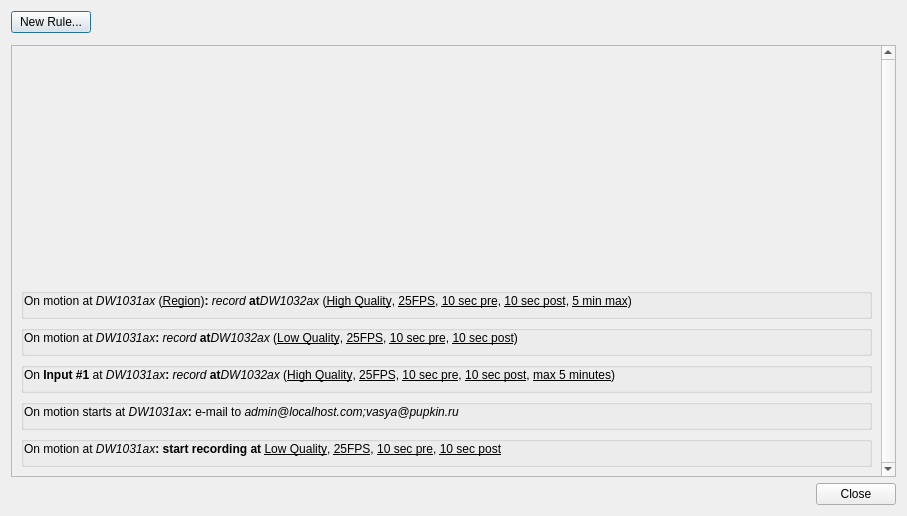
Qt form client/src/ui/dialogs/business_rules_dialog.ui (networkoptix/nx_open) before a commit.
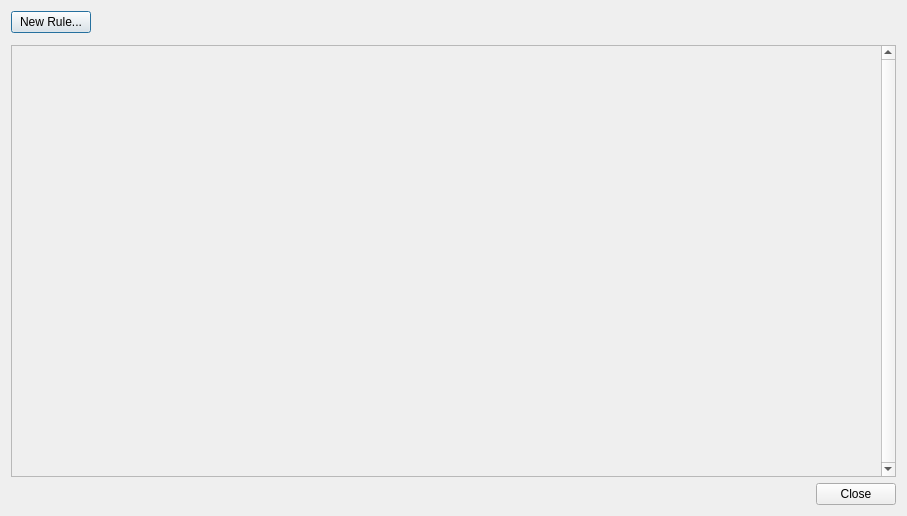
The same form after that commit. Icons and pictures are not drawn. Custom widgets are drawn as their Qt base class.

The edit to the form file:
```diff
--- a/client/src/ui/dialogs/business_rules_dialog.ui
+++ b/client/src/ui/dialogs/business_rules_dialog.ui
@@ -68,134 +68,6 @@
          </property>
         </spacer>
        </item>
-       <item>
-        <widget class="QGroupBox" name="creditsGroupBox_10">
-         <property name="flat">
-          <bool>true</bool>
-         </property>
-         <layout class="QHBoxLayout" name="horizontalLayout">
-          <property name="spacing">
-           <number>0</number>
-          </property>
-          <property name="margin">
-           <number>0</number>
-          </property>
-          <item>
-           <widget class="QLabel" name="creditsLabel_10">
-            <property name="text">
-             <string>&lt;html&gt;&lt;head/&gt;&lt;body&gt;&lt;p&gt;On motion at &lt;img src=&quot;:/skin/tree/camera.png&quot; width=&quot;16&quot; height=&quot;16&quot;/&gt;&lt;span style=&quot; font-style:italic;&quot;&gt;DW1031ax&lt;/span&gt; (&lt;span style=&quot; text-decoration: underline;&quot;&gt;Region&lt;/span&gt;)&lt;span style=&quot; font-weight:600;&quot;&gt;: &lt;/span&gt;&lt;span style=&quot; font-style:italic;&quot;&gt;record &lt;/span&gt;&lt;span style=&quot; font-weight:600;&quot;&gt;at&lt;/span&gt;&lt;img src=&quot;:/skin/tree/camera.png&quot; width=&quot;16&quot; height=&quot;16&quot;/&gt;&lt;span style=&quot; font-style:italic;&quot;&gt;DW1032ax&lt;/span&gt; (&lt;span style=&quot; text-decoration: underline;&quot;&gt;High Quality&lt;/span&gt;, &lt;span style=&quot; text-decoration: underline;&quot;&gt;25FPS&lt;/span&gt;, &lt;span style=&quot; text-decoration: underline;&quot;&gt;10 sec pre&lt;/span&gt;, &lt;span style=&quot; text-decoration: underline;&quot;&gt;10 sec post&lt;/span&gt;, &lt;span style=&quot; text-decoration: underline;&quot;&gt;5 min max&lt;/span&gt;) &lt;/p&gt;&lt;/body&gt;&lt;/html&gt;</string>
-            </property>
-            <property name="alignment">
-             <set>Qt::AlignLeading|Qt::AlignLeft|Qt::AlignTop</set>
-            </property>
-           </widget>
-          </item>
-         </layout>
-        </widget>
-       </item>
-       <item>
-        <widget class="QGroupBox" name="creditsGroupBox_11">
-         <property name="flat">
-          <bool>true</bool>
-         </property>
-         <layout class="QHBoxLayout" name="horizontalLayout_2">
-          <property name="spacing">
-           <number>0</number>
-          </property>
-          <property name="margin">
-           <number>0</number>
-          </property>
-          <item>
-           <widget class="QLabel" name="creditsLabel_11">
-            <property name="text">
-             <string>&lt;html&gt;&lt;head/&gt;&lt;body&gt;&lt;p&gt;On motion at &lt;img src=&quot;:/skin/tree/camera.png&quot; width=&quot;16&quot; height=&quot;16&quot;/&gt;&lt;span style=&quot; font-style:italic;&quot;&gt;DW1031ax&lt;/span&gt;&lt;span style=&quot; font-weight:600;&quot;&gt;: &lt;/span&gt;&lt;span style=&quot; font-style:italic;&quot;&gt;record &lt;/span&gt;&lt;span style=&quot; font-weight:600;&quot;&gt;at&lt;/span&gt;&lt;img src=&quot;:/skin/tree/camera.png&quot; width=&quot;16&quot; height=&quot;16&quot;/&gt;&lt;span style=&quot; font-style:italic;&quot;&gt;DW1032ax&lt;/span&gt; (&lt;span style=&quot; text-decoration: underline;&quot;&gt;Low Quality&lt;/span&gt;, &lt;span style=&quot; text-decoration: underline;&quot;&gt;25FPS&lt;/span&gt;, &lt;span style=&quot; text-decoration: underline;&quot;&gt;10 sec pre&lt;/span&gt;, &lt;span style=&quot; text-decoration: underline;&quot;&gt;10 sec post&lt;/span&gt;) &lt;/p&gt;&lt;/body&gt;&lt;/html&gt;</string>
-            </property>
-            <property name="alignment">
-             <set>Qt::AlignLeading|Qt::AlignLeft|Qt::AlignTop</set>
-            </property>
-           </widget>
-          </item>
-         </layout>
-        </widget>
-       </item>
-       <item>
-        <widget class="QGroupBox" name="creditsGroupBox_3">
-         <property name="title">
-          <string/>
-         </property>
-         <property name="flat">
-          <bool>true</bool>
-         </property>
-         <layout class="QHBoxLayout" name="horizontalLayout_5">
-          <property name="spacing">
-           <number>0</number>
-          </property>
-          <property name="margin">
-           <number>0</number>
-          </property>
-          <item>
-           <widget class="QLabel" name="creditsLabel_3">
-            <property name="text">
-             <string>&lt;html&gt;&lt;head/&gt;&lt;body&gt;&lt;p&gt;On &lt;span style=&quot; font-weight:600;&quot;&gt;Input #1&lt;/span&gt; at &lt;img src=&quot;:/skin/tree/camera.png&quot; width=&quot;16&quot; height=&quot;16&quot;/&gt;&lt;span style=&quot; font-style:italic;&quot;&gt;DW1031ax&lt;/span&gt;&lt;span style=&quot; font-weight:600;&quot;&gt;: &lt;/span&gt;&lt;span style=&quot; font-style:italic;&quot;&gt;record &lt;/span&gt;&lt;span style=&quot; font-weight:600;&quot;&gt;at&lt;/span&gt;&lt;img src=&quot;:/skin/tree/camera.png&quot; width=&quot;16&quot; height=&quot;16&quot;/&gt;&lt;span style=&quot; font-style:italic;&quot;&gt;DW1032ax&lt;/span&gt; (&lt;span style=&quot; text-decoration: underline;&quot;&gt;High Quality&lt;/span&gt;, &lt;span style=&quot; text-decoration: underline;&quot;&gt;25FPS&lt;/span&gt;, &lt;span style=&quot; text-decoration: underline;&quot;&gt;10 sec pre&lt;/span&gt;, &lt;span style=&quot; text-decoration: underline;&quot;&gt;10 sec post&lt;/span&gt;, &lt;span style=&quot; text-decoration: underline;&quot;&gt;max 5 minutes&lt;/span&gt;) &lt;/p&gt;&lt;/body&gt;&lt;/html&gt;</string>
-            </property>
-            <property name="alignment">
-             <set>Qt::AlignLeading|Qt::AlignLeft|Qt::AlignTop</set>
-            </property>
-           </widget>
-          </item>
-         </layout>
-        </widget>
-       </item>
-       <item>
-        <widget class="QGroupBox" name="creditsGroupBox_12">
-         <property name="flat">
-          <bool>true</bool>
-         </property>
-         <layout class="QHBoxLayout" name="horizontalLayout_3">
-          <property name="spacing">
-           <number>0</number>
-          </property>
-          <property name="margin">
-           <number>0</number>
-          </property>
-          <item>
-           <widget class="QLabel" name="creditsLabel_12">
-            <property name="text">
-             <string>&lt;html&gt;&lt;head/&gt;&lt;body&gt;&lt;p&gt;On motion starts at &lt;img src=&quot;:/skin/tree/camera.png&quot; width=&quot;16&quot; height=&quot;16&quot;/&gt;&lt;span style=&quot; font-style:italic;&quot;&gt;DW1031ax&lt;/span&gt;&lt;span style=&quot; font-weight:600;&quot;&gt;: &lt;/span&gt;e-mail to &lt;span style=&quot; font-style:italic;&quot;&gt;admin@localhost.com;vasya@pupkin.ru&lt;/span&gt;&lt;/p&gt;&lt;/body&gt;&lt;/html&gt;</string>
-            </property>
-            <property name="alignment">
-             <set>Qt::AlignLeading|Qt::AlignLeft|Qt::AlignTop</set>
-            </property>
-           </widget>
-          </item>
-         </layout>
-        </widget>
-       </item>
-       <item>
-        <widget class="QGroupBox" name="creditsGroupBox_13">
-         <property name="flat">
-          <bool>true</bool>
-         </property>
-         <layout class="QHBoxLayout" name="horizontalLayout_4">
-          <property name="spacing">
-           <number>0</number>
-          </property>
-          <property name="margin">
-           <number>0</number>
-          </property>
-          <item>
-           <widget class="QLabel" name="creditsLabel_13">
-            <property name="text">
-             <string>&lt;html&gt;&lt;head/&gt;&lt;body&gt;&lt;p&gt;On motion at &lt;img src=&quot;:/skin/tree/camera.png&quot; width=&quot;16&quot; height=&quot;16&quot;/&gt;&lt;span style=&quot; font-style:italic;&quot;&gt;DW1031ax&lt;/span&gt;&lt;span style=&quot; font-weight:600;&quot;&gt;: start recording at &lt;/span&gt;&lt;span style=&quot; text-decoration: underline;&quot;&gt;Low Quality&lt;/span&gt;, &lt;span style=&quot; text-decoration: underline;&quot;&gt;25FPS&lt;/span&gt;, &lt;span style=&quot; text-decoration: underline;&quot;&gt;10 sec pre&lt;/span&gt;, &lt;span style=&quot; text-decoration: underline;&quot;&gt;10 sec post&lt;/span&gt;&lt;/p&gt;&lt;/body&gt;&lt;/html&gt;</string>
-            </property>
-            <property name="alignment">
-             <set>Qt::AlignLeading|Qt::AlignLeft|Qt::AlignTop</set>
-            </property>
-           </widget>
-          </item>
-         </layout>
-        </widget>
-       </item>
       </layout>
      </widget>
     </widget>
```
